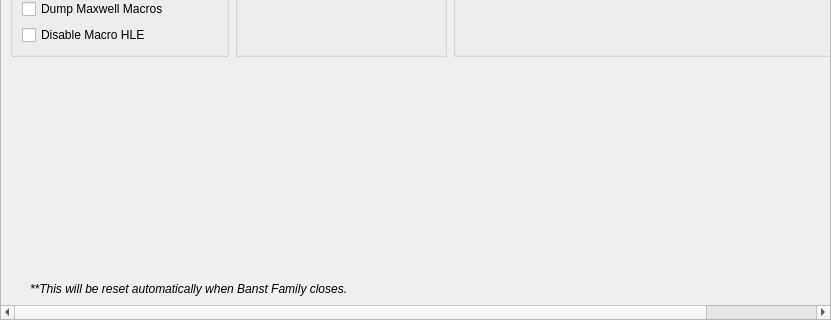
This is src/lichii/configuration/configure_debug.ui in Banstowi/-glantine--emu-Switch2 as Qt 5 draws it before an edit; both pictures show x 0 to 831 and y 440 to 760 of the 831 by 760 pixel window. The edited form follows.
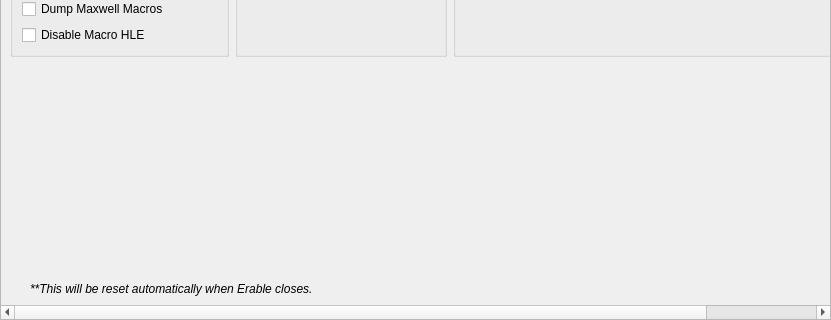
This is the edited form.

Commit message: Rename Banst Family to Erable

```diff
--- a/src/lichii/configuration/configure_debug.ui
+++ b/src/lichii/configuration/configure_debug.ui
@@ -784,7 +784,7 @@
        </font>
       </property>
       <property name="text">
-    <string>**This will be reset automatically when Banst Family closes.</string>
+    <string>**This will be reset automatically when Erable closes.</string>
       </property>
       <property name="indent">
        <number>20</number>
```
Left out of the diff: 4 changed lines with no effect on the pictures. The commit also changes 74 other files.
